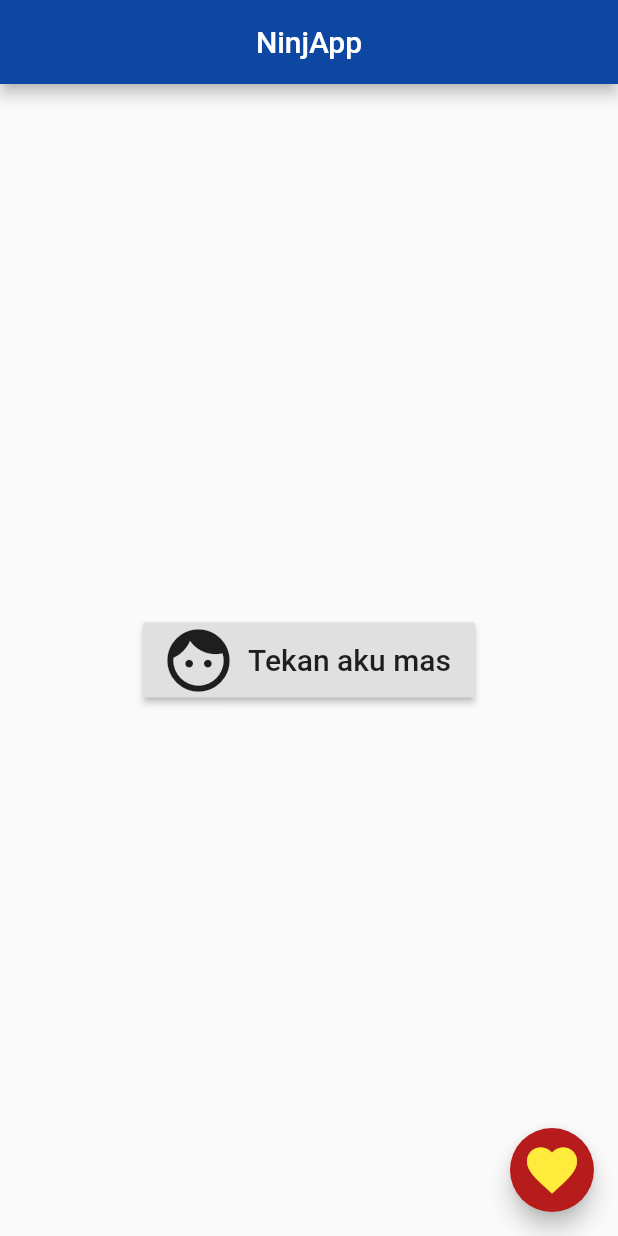
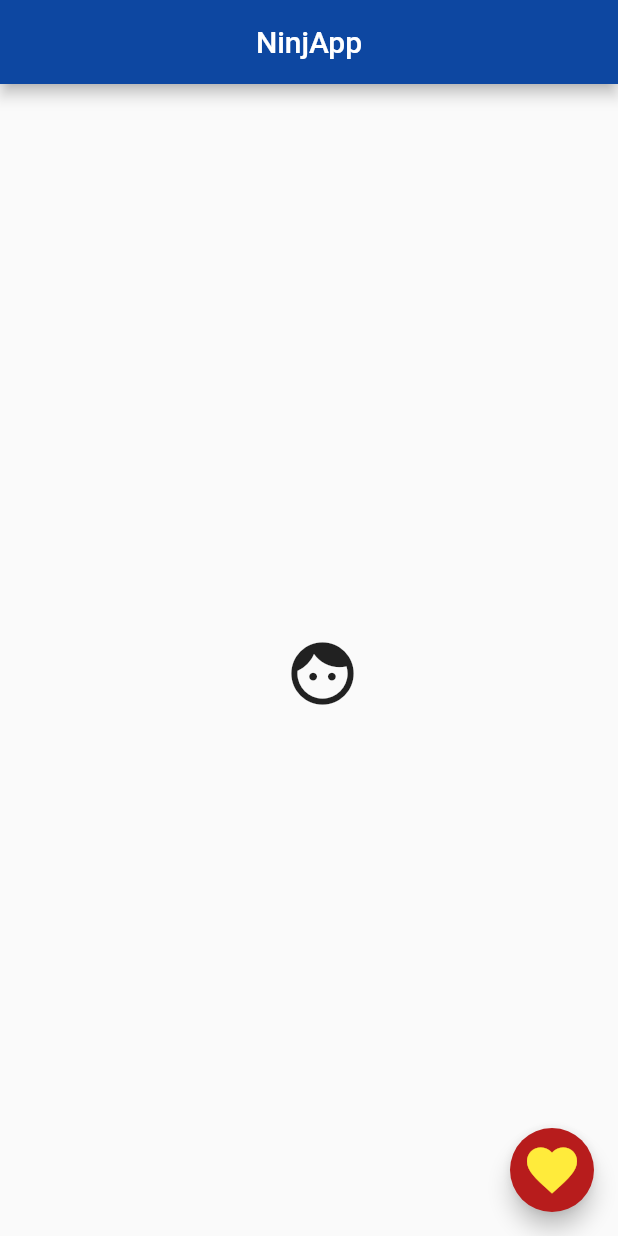
Before and after one commit to bintangDiyantoro/ninjaflutter, a Flutter app: the screen it shows after launch, on a phone screen of 412 x 824 dp. Run offline on Flutter 3.47's test engine with Material 2 defaults, Android fonts, the phone set to English and light mode, and no system bars.

Commit message:
Icon Button

```diff
--- a/lib/main.dart
+++ b/lib/main.dart
@@ -19,16 +19,12 @@ class MyApp extends StatelessWidget {
           centerTitle: true,
         ),
         body: Center(
-          child: RaisedButton.icon(
-            label: Text(
-              "Tekan aku mas",
-              style: TextStyle(fontSize: 20),
-            ),
+          child: IconButton(
+            onPressed: () {},
             icon: Icon(
               Icons.face,
               size: 50,
             ),
-            onPressed: () {},
           ),
         ),
         floatingActionButton: FloatingActionButton(
```
